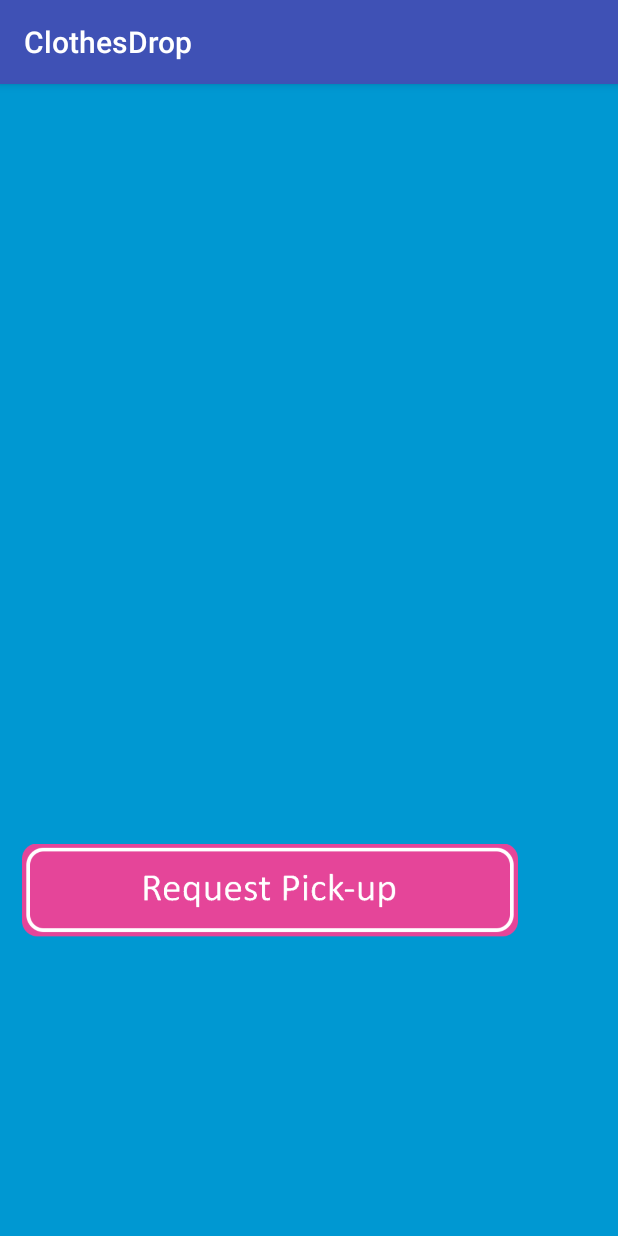
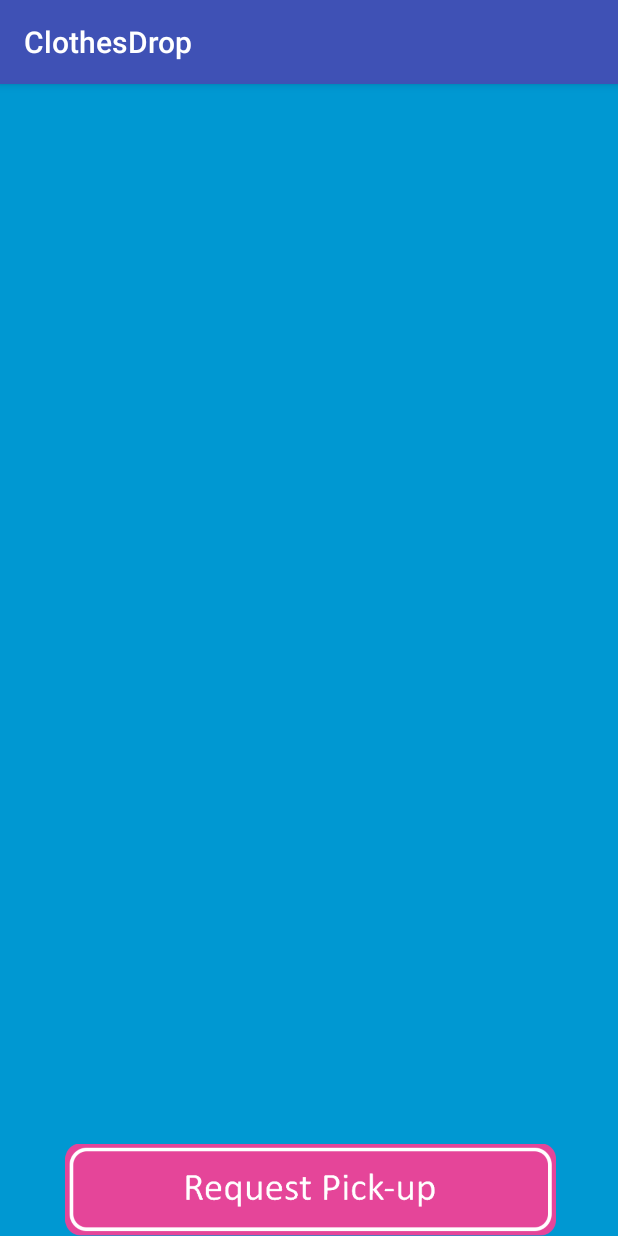
Before and after one commit to UnderratedDev/ClothesDrop, an Android app: the MainSchedulingActivity screen opened directly, with no data from a screen before it, on a phone screen of 412 x 824 dp. Run offline under Robolectric (Android 15) with nearby library versions, the phone set to English and light mode, and no system bars; libraries missing offline, so code that uses them is left out: com.koushikdutta.async, com.koushikdutta.ion.

Commit message:
increased the width of edittext elements in login and register, restyled the main scheduling activity

```diff
--- a/app/src/main/res/layout/activity_login.xml
+++ b/app/src/main/res/layout/activity_login.xml
@@ -17,7 +17,7 @@
             android:id="@+id/txt_username"
             android:layout_width="0dp"
             android:layout_height="wrap_content"
-            android:layout_weight="0.5"
+            android:layout_weight="0.8"
             android:ems="10"
             android:hint="E-mail Address"
             android:layout_gravity="center"
@@ -45,7 +45,7 @@
             android:textColorHint="@color/colorWhite"
             android:textAlignment="center"
             android:inputType="textPassword"
-            android:layout_weight="0.5"/>
+            android:layout_weight="0.8"/>
 
     </LinearLayout>
 
--- a/app/src/main/res/layout/activity_main_scheduling.xml
+++ b/app/src/main/res/layout/activity_main_scheduling.xml
@@ -1,66 +1,41 @@
 <?xml version="1.0" encoding="utf-8"?>
-<android.support.constraint.ConstraintLayout xmlns:android="http://schemas.android.com/apk/res/android"
+<LinearLayout xmlns:android="http://schemas.android.com/apk/res/android"
     xmlns:app="http://schemas.android.com/apk/res-auto"
     xmlns:tools="http://schemas.android.com/tools"
     android:layout_width="match_parent"
     android:layout_height="match_parent"
     tools:context="nestedternary.project.MainSchedulingActivity"
+    android:orientation="vertical"
     android:background="@color/splash_background">
 
-    <LinearLayout
-        android:layout_width="360dp"
-        android:layout_height="49dp"
-        android:orientation="horizontal"
-        tools:layout_editor_absoluteX="13dp"
-        app:layout_constraintTop_toTopOf="parent"
-        android:layout_marginTop="8dp"
-        android:id="@+id/linearLayout2">
-
-        <ListView
-            android:layout_width="match_parent"
-            android:layout_height="match_parent"
-            android:id="@android:id/list" />
-
-        <TextView
-            android:id="@+id/textView"
-            android:layout_width="315dp"
-            android:layout_height="40dp"
-            android:layout_weight="1"
-            android:text="Scheduled pick-ups"
-            android:textAlignment="center"
-            android:visibility="visible"
-            tools:layout_editor_absoluteX="35dp"
-            tools:layout_editor_absoluteY="16dp"
-            android:textSize="25dp"/>
-    </LinearLayout>
+    <ListView
+        android:layout_width="match_parent"
+        android:layout_height="wrap_content"
+        android:layout_weight="1"
+        android:id="@android:id/list" />
 
     <LinearLayout
-        android:id="@+id/linearLayout"
-        android:layout_width="360dp"
-        android:layout_height="66dp"
-        android:layout_marginTop="356dp"
+        android:layout_width="match_parent"
+        android:layout_height="wrap_content"
+        android:weightSum="1"
         android:orientation="horizontal"
-        app:layout_constraintTop_toBottomOf="@+id/linearLayout2"
-        tools:layout_editor_absoluteX="12dp"
-        app:layout_constraintBottom_toBottomOf="parent"
-        android:layout_marginBottom="8dp"
-        app:layout_constraintVertical_bias="0.333">
+        android:gravity="center">
 
         <ImageButton
             android:id="@+id/requestPickupButton"
-            style="@style/Widget.AppCompat.ImageButton"
-            android:layout_width="310dp"
-            android:layout_height="62dp"
-            android:layout_weight="0.94"
-            android:adjustViewBounds="false"
+            android:layout_width="0dp"
+            android:layout_height="wrap_content"
+            android:layout_weight="0.8"
+            android:adjustViewBounds="true"
             android:background="@android:color/transparent"
-            android:cropToPadding="false"
-            android:scaleType="centerInside"
+            android:scaleType="fitEnd"
             android:visibility="visible"
-            app:srcCompat="@drawable/button_request_pickup"
-            tools:layout_editor_absoluteX="2dp"
-            tools:layout_editor_absoluteY="83dp"
-            android:onClick="jsonRequest" />
+            android:src="@drawable/button_request_pickup"
+            android:onClick="jsonRequest"
+            android:layout_gravity="center"/>
+
     </LinearLayout>
 
-</android.support.constraint.ConstraintLayout>
+
+
+</LinearLayout>
```
Also changed, not shown: app/src/main/res/layout/activity_register.xml (+32 -3 lines).
